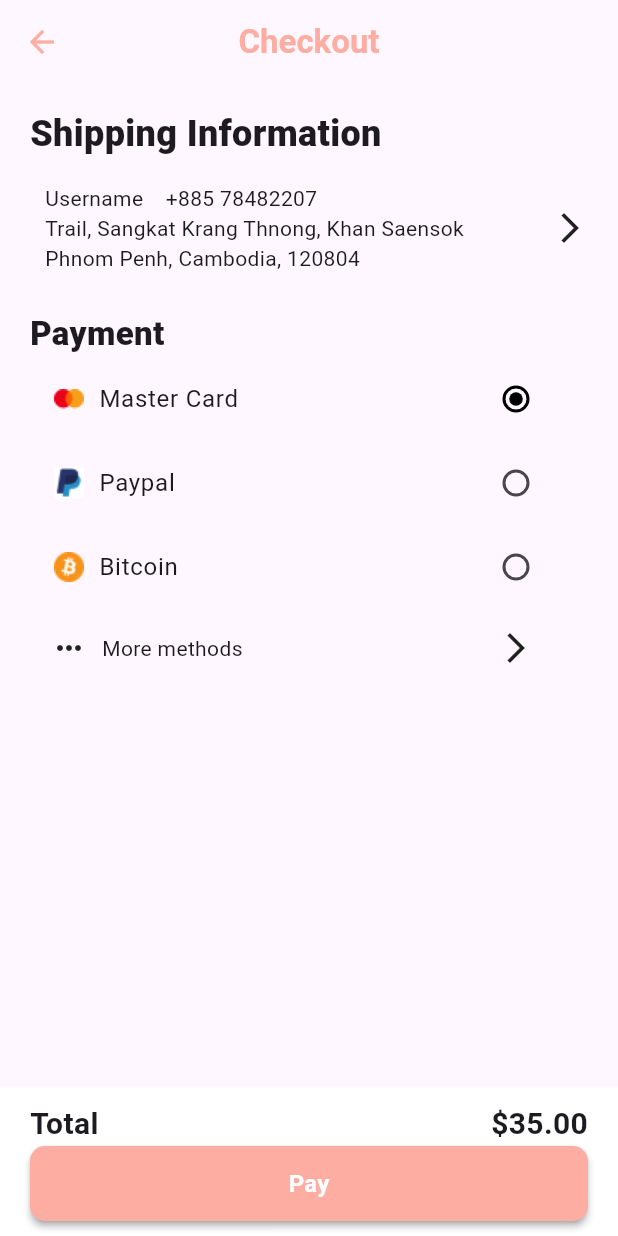
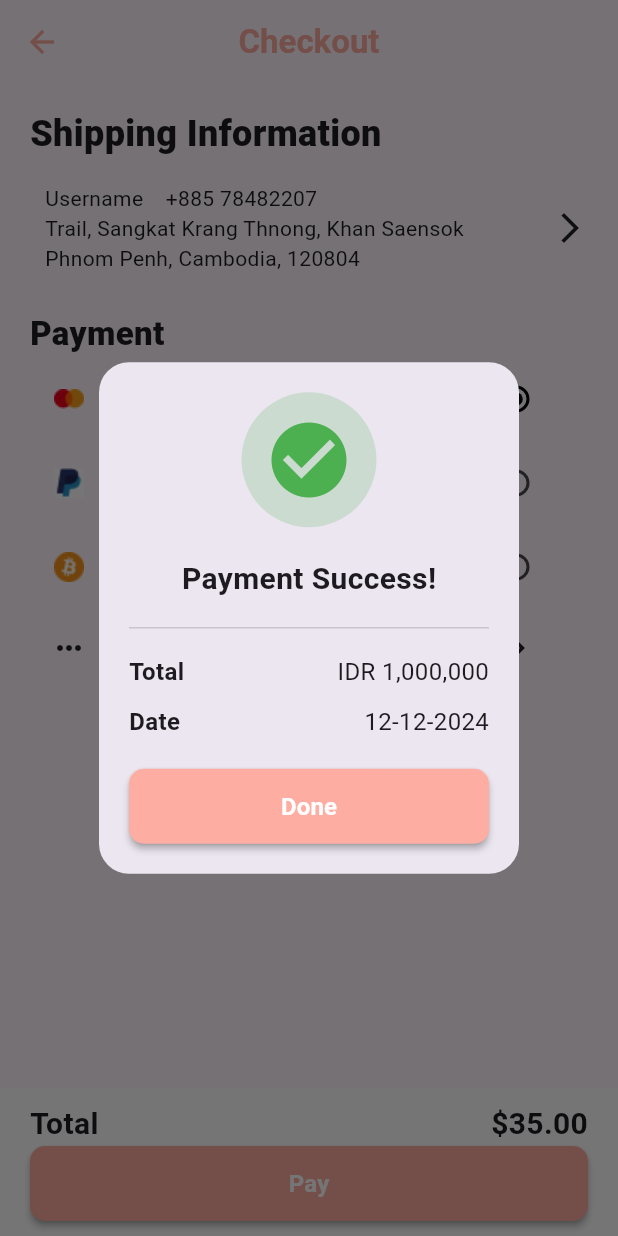
Before and after one commit to tra99/tra99-sala_project_flutter, a Flutter app: the PaymentScreen screen opened directly, after a tap on "Pay", on a phone screen of 412 x 824 dp. Run offline on Flutter 3.47's test engine with Material 3 defaults, Android fonts, the phone set to English and light mode, and no system bars; our stand-ins replace google_fonts.

Commit message:
completed payment

```diff
--- a/lib/main.dart
+++ b/lib/main.dart
@@ -1,17 +1,5 @@
 import 'package:flutter/material.dart';
-import 'package:flutter_project/src/addToCard/add_to_card.dart';
 import 'package:flutter_project/src/splashscreen/splash_screen.dart';
-import 'package:flutter_project/src/views/home_screen.dart';
-import 'package:flutter_project/src/views/language_screen.dart';
-import 'package:flutter_project/src/views/start_screen.dart';
-
-import 'src/authentication/login_screen.dart';
-import 'src/authentication/register.dart';
-import 'src/payments/payment.dart';
-import 'src/test/background_image.dart';
-import 'src/test/date_picker.dart';
-import 'src/components/product_screen.dart';
-import 'src/test/radio_list.dart';
 
 void main() {
   runApp(const MyApp());
@@ -25,7 +13,7 @@ class MyApp extends StatelessWidget {
   Widget build(BuildContext context) {
     return const MaterialApp(
       debugShowCheckedModeBanner: false,
-      home: PaymentScreen()
+      home: MySplashScreen()
     );
   }
 }
--- a/lib/src/payments/payment.dart
+++ b/lib/src/payments/payment.dart
@@ -2,6 +2,7 @@ import 'package:flutter/material.dart';
 import 'package:flutter_project/src/addToCard/add_to_card.dart';
 import 'package:flutter_project/src/components/button.dart';
 import 'package:flutter_project/src/components/start_screen.dart';
+import 'package:flutter_project/src/views/home_screen.dart';
 
 class PaymentScreen extends StatefulWidget {
   const PaymentScreen({super.key});
@@ -161,7 +162,9 @@ class _PaymentScreenState extends State<PaymentScreen> {
                       Text("\$35.00", style: TextStyle(fontSize: 20, fontWeight: FontWeight.bold)),
                     ],
                   ),
-                  CustomButton(text: "Pay", onPressed: () {}),
+                  CustomButton(text: "Pay", onPressed: () {
+                    _dialogBuilder(context);
+                  }),
                 ],
               ),
             ),
@@ -170,4 +173,91 @@ class _PaymentScreenState extends State<PaymentScreen> {
       ),
     );
   }
+
+  Future<void> _dialogBuilder(BuildContext context) {
+    return showDialog<void>(
+      context: context,
+      builder: (BuildContext context) {
+        return AlertDialog(
+          shape: const RoundedRectangleBorder(
+            borderRadius: BorderRadius.all(Radius.circular(20.0)),
+          ),
+          contentPadding: const EdgeInsets.all(20.0),
+          content: Column(
+            mainAxisSize: MainAxisSize.min,
+            children: [
+              Container(
+                decoration: BoxDecoration(
+                  color: Colors.green.withOpacity(0.2),
+                  shape: BoxShape.circle,
+                ),
+                child: const Padding(
+                  padding: EdgeInsets.all(15.0),
+                  child: Icon(
+                    Icons.check_circle,
+                    color: Colors.green,
+                    size: 60.0,
+                  ),
+                ),
+              ),
+              const SizedBox(height: 20.0),
+              const Text(
+                'Payment Success!',
+                style: TextStyle(
+                  fontWeight: FontWeight.bold,
+                  fontSize: 20.0,
+                ),
+              ),
+              const SizedBox(height: 10.0),
+              const Divider(),
+              const SizedBox(height: 10.0),
+              const Row(
+                mainAxisAlignment: MainAxisAlignment.spaceBetween,
+                children: [
+                  Text(
+                    'Total',
+                    style: TextStyle(
+                      fontSize: 16.0,
+                      fontWeight: FontWeight.bold,
+                    ),
+                  ),
+                  Text(
+                    'IDR 1,000,000',
+                    style: TextStyle(
+                      fontSize: 16.0,
+                    ),
+                  ),
+                ],
+              ),
+              const SizedBox(height: 10.0),
+              const Row(
+                mainAxisAlignment: MainAxisAlignment.spaceBetween,
+                children: [
+                  Text(
+                    'Date',
+                    style: TextStyle(
+                      fontSize: 16.0,
+                      fontWeight: FontWeight.bold,
+                    ),
+                  ),
+                  Text(
+                    '12-12-2024',
+                    style: TextStyle(
+                      fontSize: 16.0,
+                    ),
+                  ),
+                ],
+              ),
+              const SizedBox(height: 20,),
+              CustomButton(text: "Done", onPressed: (){
+                Navigator.push(context, MaterialPageRoute(builder: (context)=>const MyHomeScreen()));
+              })
+            ],
+          ),
+        );
+      },
+    );
+  }
+
+
 }
```
